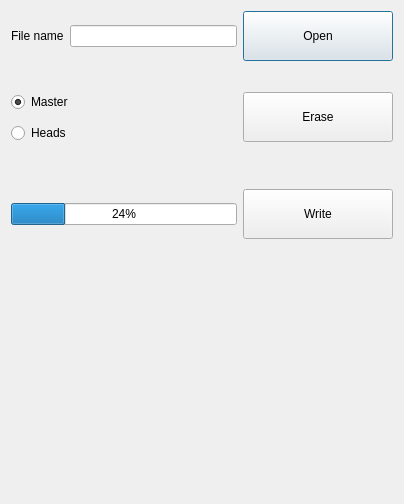
Above: reprogramdialog.ui from mishkoLitvin/L_Aries-progect before the change. Below: the same form after it.
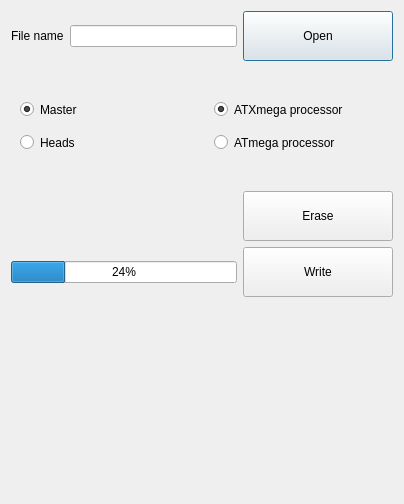
That is the form after the change.

What changed in the file:
```diff
--- a/reprogramdialog.ui
+++ b/reprogramdialog.ui
@@ -13,9 +13,7 @@
   <property name="windowTitle">
    <string>Dialog</string>
   </property>
-  <layout class="QGridLayout" name="gridLayout">
-   <item row="0" column="0">
-    <layout class="QVBoxLayout" name="verticalLayout_2" stretch="1,1,2,0,1,10">
+  <layout class="QVBoxLayout" name="verticalLayout_3" stretch="2,1,4,1,2,2,10">
      <item>
       <layout class="QHBoxLayout" name="horizontalLayout">
        <item>
@@ -50,18 +48,25 @@
        </property>
        <property name="sizeHint" stdset="0">
         <size>
-         <width>20</width>
-         <height>40</height>
+       <width>324</width>
+       <height>15</height>
         </size>
        </property>
       </spacer>
      </item>
      <item>
-      <layout class="QHBoxLayout" name="horizontalLayout_2" stretch="10,1">
+    <layout class="QHBoxLayout" name="horizontalLayout_2">
        <item>
-        <layout class="QVBoxLayout" name="verticalLayout">
+      <widget class="QWidget" name="widget_2" native="true">
+       <layout class="QVBoxLayout" name="verticalLayout_2">
          <item>
           <widget class="QRadioButton" name="radioButtonMaster">
+          <property name="sizePolicy">
+           <sizepolicy hsizetype="Minimum" vsizetype="Expanding">
+            <horstretch>0</horstretch>
+            <verstretch>0</verstretch>
+           </sizepolicy>
+          </property>
            <property name="text">
             <string>Master</string>
            </property>
@@ -76,21 +81,14 @@
            </property>
           </widget>
          </item>
-         <item>
-          <spacer name="verticalSpacer">
-           <property name="orientation">
-            <enum>Qt::Vertical</enum>
-           </property>
-           <property name="sizeHint" stdset="0">
-            <size>
-             <width>20</width>
-             <height>40</height>
-            </size>
-           </property>
-          </spacer>
-         </item>
          <item>
           <widget class="QRadioButton" name="radioButtonHeads">
+          <property name="sizePolicy">
+           <sizepolicy hsizetype="Minimum" vsizetype="Expanding">
+            <horstretch>0</horstretch>
+            <verstretch>0</verstretch>
+           </sizepolicy>
+          </property>
            <property name="text">
             <string>Heads</string>
            </property>
@@ -103,6 +101,84 @@
           </widget>
          </item>
         </layout>
+      </widget>
+     </item>
+     <item>
+      <widget class="QWidget" name="widget" native="true">
+       <layout class="QVBoxLayout" name="verticalLayout">
+        <item>
+         <widget class="QRadioButton" name="radioButtonATXmega">
+          <property name="sizePolicy">
+           <sizepolicy hsizetype="Minimum" vsizetype="Expanding">
+            <horstretch>0</horstretch>
+            <verstretch>0</verstretch>
+           </sizepolicy>
+          </property>
+          <property name="text">
+           <string>ATXmega processor</string>
+          </property>
+          <property name="iconSize">
+           <size>
+            <width>25</width>
+            <height>25</height>
+           </size>
+          </property>
+          <property name="checked">
+           <bool>true</bool>
+          </property>
+         </widget>
+        </item>
+        <item>
+         <widget class="QRadioButton" name="radioButtonATmega">
+          <property name="sizePolicy">
+           <sizepolicy hsizetype="Minimum" vsizetype="Expanding">
+            <horstretch>0</horstretch>
+            <verstretch>0</verstretch>
+           </sizepolicy>
+          </property>
+          <property name="text">
+           <string>ATmega processor</string>
+          </property>
+          <property name="iconSize">
+           <size>
+            <width>25</width>
+            <height>25</height>
+           </size>
+          </property>
+         </widget>
+        </item>
+       </layout>
+      </widget>
+     </item>
+    </layout>
+   </item>
+   <item>
+    <spacer name="verticalSpacer_4">
+     <property name="orientation">
+      <enum>Qt::Vertical</enum>
+     </property>
+     <property name="sizeHint" stdset="0">
+      <size>
+       <width>20</width>
+       <height>15</height>
+      </size>
+     </property>
+    </spacer>
+   </item>
+   <item>
+    <layout class="QHBoxLayout" name="horizontalLayout_5">
+     <item>
+      <spacer name="horizontalSpacer">
+       <property name="orientation">
+        <enum>Qt::Horizontal</enum>
+       </property>
+       <property name="sizeHint" stdset="0">
+        <size>
+         <width>40</width>
+         <height>20</height>
+        </size>
+       </property>
+      </spacer>
        </item>
        <item>
         <widget class="QPushButton" name="pushButtonErase">
@@ -119,19 +195,6 @@
        </item>
       </layout>
      </item>
-     <item>
-      <spacer name="verticalSpacer_4">
-       <property name="orientation">
-        <enum>Qt::Vertical</enum>
-       </property>
-       <property name="sizeHint" stdset="0">
-        <size>
-         <width>20</width>
-         <height>40</height>
-        </size>
-       </property>
-      </spacer>
-     </item>
      <item>
       <layout class="QHBoxLayout" name="horizontalLayout_3">
        <item>
@@ -164,12 +227,10 @@
        <property name="sizeHint" stdset="0">
         <size>
          <width>20</width>
-         <height>40</height>
+       <height>181</height>
         </size>
        </property>
       </spacer>
-     </item>
-    </layout>
    </item>
   </layout>
  </widget>
```
Lines whose indentation alone changed are shown as unchanged.
